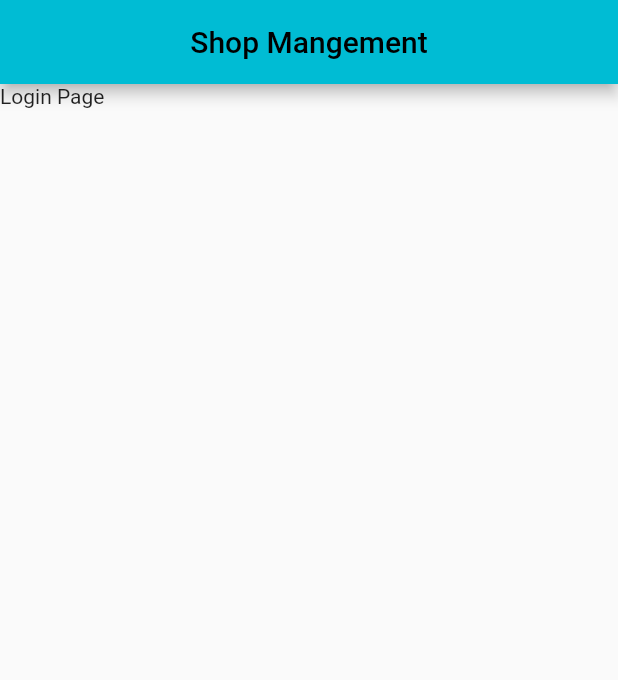
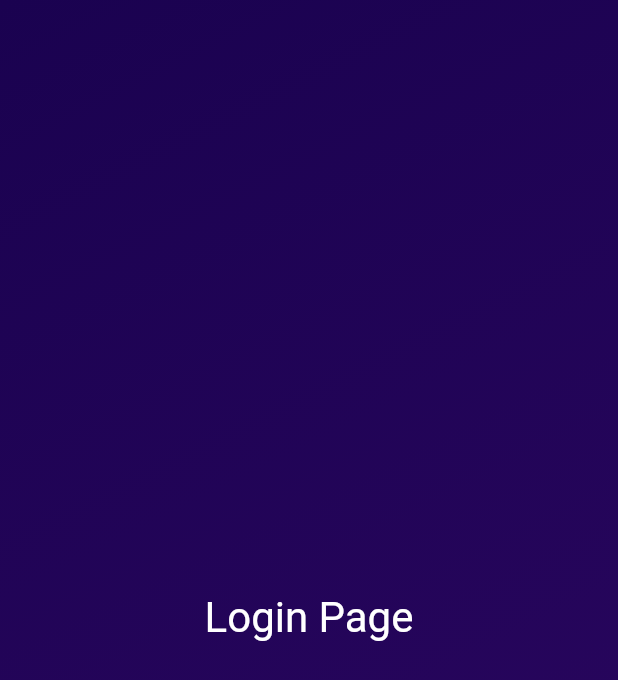
Before and after one commit to azutsavv/shop-manager, a Flutter app: the screen it shows after launch, on a phone screen of 412 x 824 dp. Shown: the top 680 px of the screen. Run offline on Flutter 3.47's test engine with Material 2 defaults, Android fonts, the phone set to English and light mode, and no system bars.

Commit message:
basic changes

```diff
--- a/lib/login.dart
+++ b/lib/login.dart
@@ -13,17 +13,36 @@ class login extends StatefulWidget {
 class _loginState extends State<login> {
   @override
   Widget build(BuildContext context) {
+    var ht = MediaQuery.of(context).size.height;
+    var wd = MediaQuery.of(context).size.width;
     return SafeArea(
       child: Scaffold(
-        appBar: AppBar(
-          title: const Text('Shop Mangement'),
-          centerTitle: true,
-        ),
+        // appBar: AppBar(
+        //   title: const Text('Shop Mangement'),
+        //   centerTitle: true,
+        // ),
+        body: Container(
+          height: ht,
+          width: wd,
+          decoration: const BoxDecoration(
+            gradient: LinearGradient(colors: [
+              Color.fromARGB(255, 26, 2, 80),
+              Color.fromARGB(255, 45, 7, 98),
+              //Color.fromARGB(255, 72, 103, 118)
+            ],
+            begin: Alignment.topLeft,
+            end: Alignment.bottomRight,
 
-        body: Column(
-          children:const  [
-            Text('Login Page')
-          ],
+            ),
+          ),
+          child: const Center(
+            child: Text('Login Page',
+            style: TextStyle(
+              color: Colors.white,
+              fontSize: 28
+              ),
+              ),
+          ),
         ),
       ),
     );
--- a/lib/main.dart
+++ b/lib/main.dart
@@ -14,7 +14,7 @@ class MyApp extends StatelessWidget {
     return MaterialApp(
       debugShowCheckedModeBanner: false,
       theme: ThemeData(
-      primarySwatch: Colors.cyan
+      primarySwatch: Colors.deepPurple
       ),
       initialRoute: '/login',
       routes: {
```
